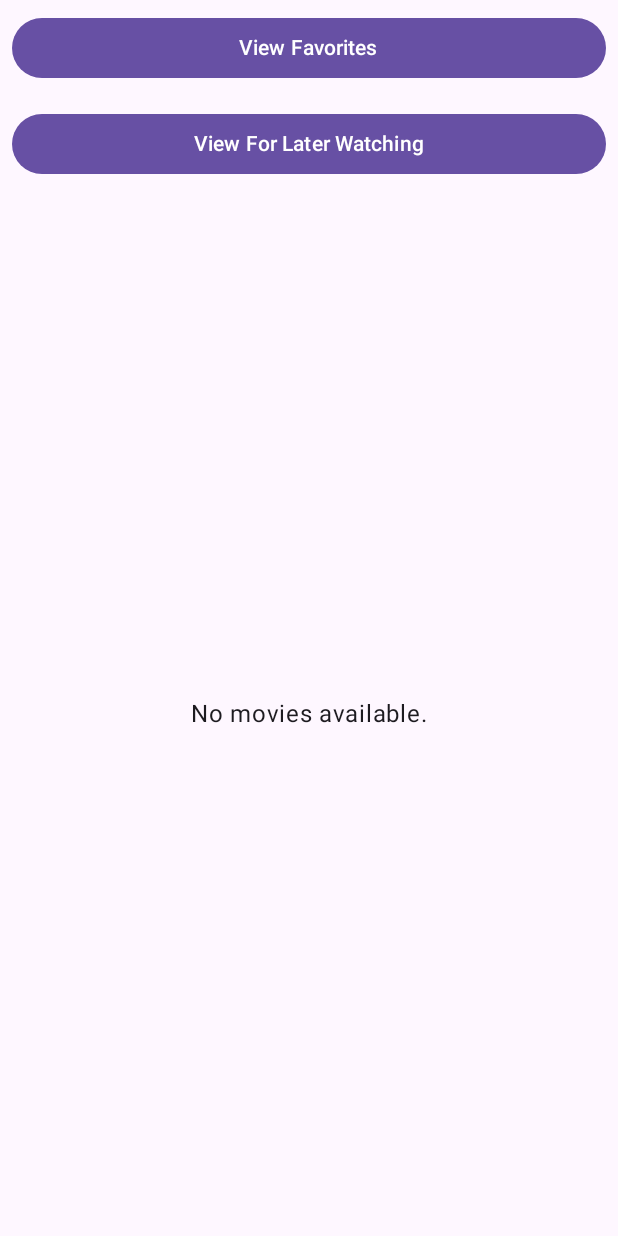
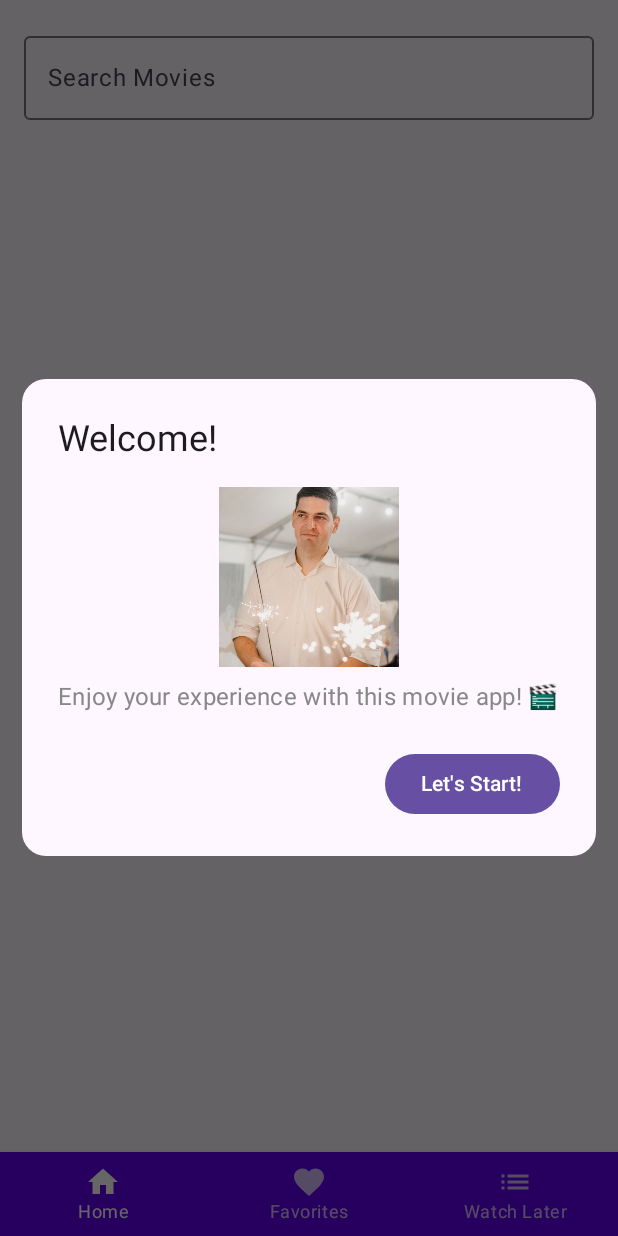
Before and after one commit to KostovRookie/KostovMovieApp, an Android app built with Jetpack Compose: the screen it shows after launch (MainActivity), on a phone screen of 412 x 824 dp. Run offline under Robolectric (Android 15) with nearby library versions, the phone set to English and light mode, and no system bars; our stand-ins replace Room's generated code.

Commit message:
Refactor: Enhance app features and UI
-   **Created:** `WelcomeScreen.kt` for welcome screen.
-   **Created:** `BouncingImage.kt` for bouncing animation.
-   **Created:** `BottomNavigationBar.kt` and `BottomNavItem.kt` for bottom navigation.
-   **Added:** `searchMovies` function to `MoviesViewModel.kt` to enable movie searching.
-   **Modified:** `MoviesScreen.kt` to add a search bar and `Favorites` and `For Later Watching` pages in `BottomNavigationBar`.
-   **Modified:** `MovieItem.kt` for UI improvements.
-   **Modified:** `NavHost.kt` to add `BottomNavItem` to the navigation bar.
-   **Modified:** `MainActivity.kt` to use `BottomNavigationBar` and `WelcomeScreen`.
-   **Modified:** `TMDbApiService.kt` to add function for movie search.
-   **Modified:** `gradle/libs.versions.toml` to add dependencies.
-   **Modified:** `app/build.gradle.kts` to update dependencies.
-   **Modified:** `MoviesViewModel.kt` to add search query functionality.
-   **Added:** `profile_picture.jpeg` to `drawable` folder.

```diff
--- /dev/null
+++ b/app/src/main/java/com/example/kostovapp/bottomnav/BottomNavItem.kt
@@ -0,0 +1,13 @@
+package com.example.kostovapp.bottomnav
+
+import androidx.compose.material.icons.Icons
+import androidx.compose.material.icons.filled.Favorite
+import androidx.compose.material.icons.filled.Home
+import androidx.compose.material.icons.filled.List
+import androidx.compose.ui.graphics.vector.ImageVector
+
+sealed class BottomNavItem(val route: String, val icon: ImageVector, val title: String) {
+    object Home : BottomNavItem("movies", Icons.Default.Home, "Home")
+    object Favorites : BottomNavItem("favorites", Icons.Default.Favorite, "Favorites")
+    object Database : BottomNavItem("forLaterWatching", Icons.Default.List, "Watch Later")
+}
--- /dev/null
+++ b/app/src/main/java/com/example/kostovapp/bottomnav/BottomNavigationBar.kt
@@ -0,0 +1,39 @@
+package com.example.kostovapp.bottomnav
+
+import androidx.compose.material.*
+import androidx.compose.runtime.Composable
+import androidx.compose.ui.graphics.Color
+import androidx.navigation.NavController
+import androidx.navigation.compose.currentBackStackEntryAsState
+
+@Composable
+fun BottomNavigationBar(navController: NavController) {
+    val items = listOf(
+        BottomNavItem.Home,
+        BottomNavItem.Favorites,
+        BottomNavItem.Database
+    )
+
+    BottomNavigation(
+        backgroundColor = MaterialTheme.colors.primary,
+        contentColor = Color.White
+    ) {
+        val navBackStackEntry = navController.currentBackStackEntryAsState()
+        val currentRoute = navBackStackEntry.value?.destination?.route
+
+        items.forEach { item ->
+            BottomNavigationItem(
+                icon = { Icon(item.icon, contentDescription = item.title) },
+                label = { Text(item.title) },
+                selected = currentRoute == item.route,
+                onClick = {
+                    navController.navigate(item.route) {
+                        popUpTo(navController.graph.startDestinationId) { saveState = true }
+                        launchSingleTop = true
+                        restoreState = true
+                    }
+                }
+            )
+        }
+    }
+}
--- a/app/src/main/java/com/example/kostovapp/mainactivity/MainActivity.kt
+++ b/app/src/main/java/com/example/kostovapp/mainactivity/MainActivity.kt
@@ -1,12 +1,20 @@
 package com.example.kostovapp.mainactivity
 
+import com.example.kostovapp.ui.screens.WelcomeScreen
 import android.os.Bundle
 import androidx.activity.ComponentActivity
 import androidx.activity.compose.setContent
+import androidx.compose.foundation.layout.Box
+import androidx.compose.foundation.layout.padding
 import androidx.compose.material3.MaterialTheme
+import androidx.compose.material3.Scaffold
 import androidx.compose.material3.Surface
 import androidx.compose.runtime.Composable
+import androidx.compose.runtime.mutableStateOf
+import androidx.compose.runtime.remember
+import androidx.compose.ui.Modifier
 import androidx.navigation.compose.rememberNavController
+import com.example.kostovapp.bottomnav.BottomNavigationBar
 import com.example.kostovapp.navigation.MoviesNavHost
 import com.example.kostovapp.viewmodel.MoviesViewModel
 import org.koin.androidx.compose.koinViewModel
@@ -28,6 +36,17 @@ class MainActivity : ComponentActivity() {
 fun MoviesAppNavigation() {
     val navController = rememberNavController()
     val viewModel: MoviesViewModel = koinViewModel()
+    val showDialog = remember { mutableStateOf(true) }
 
-    MoviesNavHost(navController = navController, viewModel = viewModel)
+    Scaffold(
+        bottomBar = { BottomNavigationBar(navController) }
+    ) { paddingValues ->
+        Box(modifier = Modifier.padding(paddingValues)) {
+            MoviesNavHost(navController = navController, viewModel = viewModel)
+        }
+    }
+
+    if (showDialog.value) {
+        WelcomeScreen(onDismiss = { showDialog.value = false })
+    }
 }
--- a/app/src/main/java/com/example/kostovapp/navigation/NavHost.kt
+++ b/app/src/main/java/com/example/kostovapp/navigation/NavHost.kt
@@ -5,6 +5,7 @@ import androidx.compose.runtime.collectAsState
 import androidx.navigation.NavHostController
 import androidx.navigation.compose.NavHost
 import androidx.navigation.compose.composable
+import com.example.kostovapp.bottomnav.BottomNavItem
 import com.example.kostovapp.model.Movie
 import com.example.kostovapp.ui.screens.FavoritesScreen
 import com.example.kostovapp.ui.screens.ForLaterWatchingScreen
@@ -14,14 +15,16 @@ import com.example.kostovapp.viewmodel.MoviesViewModel
 
 @Composable
 fun MoviesNavHost(navController: NavHostController, viewModel: MoviesViewModel) {
-    NavHost(navController, startDestination = "movies") {
-        composable("movies") { MoviesScreen(navController, viewModel) }
-        composable("favorites") { FavoritesScreen(navController, viewModel) }
-
-        composable("forLaterWatching") {
+    NavHost(navController, startDestination = BottomNavItem.Home.route) {
+        composable(BottomNavItem.Home.route) {
+            MoviesScreen(navController, viewModel)
+        }
+        composable(BottomNavItem.Favorites.route) {
+            FavoritesScreen(navController, viewModel)
+        }
+        composable(BottomNavItem.Database.route) {
             ForLaterWatchingScreen(navController, viewModel)
         }
-
         composable("details/{movieId}") { backStackEntry ->
             val movieId = backStackEntry.arguments?.getString("movieId")?.toIntOrNull()
 
--- /dev/null
+++ b/app/src/main/java/com/example/kostovapp/ui/animations/BouncingImage.kt
@@ -0,0 +1,36 @@
+package com.example.kostovapp.ui.animations
+
+import androidx.compose.animation.core.*
+import androidx.compose.foundation.Image
+import androidx.compose.foundation.layout.size
+import androidx.compose.runtime.*
+import androidx.compose.ui.Modifier
+import androidx.compose.ui.draw.scale
+import androidx.compose.ui.res.painterResource
+import androidx.compose.ui.unit.dp
+import kotlinx.coroutines.delay
+import com.example.kostovapp.R
+
+@Composable
+fun BouncingImage() {
+    var startAnimation by remember { mutableStateOf(false) }
+
+    LaunchedEffect(Unit) {
+        delay(500)
+        startAnimation = true
+    }
+
+    val scale by animateFloatAsState(
+        targetValue = if (startAnimation) 1f else 0f,
+        animationSpec = tween(600, easing = EaseOutBounce),
+        label = "Bouncing Scale"
+    )
+
+    Image(
+        painter = painterResource(id = R.drawable.profile_picture),
+        contentDescription = "Welcome Image",
+        modifier = Modifier
+            .size(120.dp)
+            .scale(scale)
+    )
+}
--- a/app/src/main/java/com/example/kostovapp/ui/screens/MoviesScreen.kt
+++ b/app/src/main/java/com/example/kostovapp/ui/screens/MoviesScreen.kt
@@ -7,14 +7,17 @@ import androidx.compose.foundation.layout.fillMaxWidth
 import androidx.compose.foundation.layout.padding
 import androidx.compose.foundation.lazy.LazyColumn
 import androidx.compose.foundation.lazy.items
-import androidx.compose.material3.Button
 import androidx.compose.material3.CircularProgressIndicator
+import androidx.compose.material3.OutlinedTextField
 import androidx.compose.material3.Text
 import androidx.compose.runtime.Composable
 import androidx.compose.runtime.collectAsState
 import androidx.compose.runtime.getValue
+import androidx.compose.runtime.mutableStateOf
+import androidx.compose.runtime.remember
 import androidx.compose.ui.Alignment
 import androidx.compose.ui.Modifier
+import androidx.compose.ui.text.input.TextFieldValue
 import androidx.compose.ui.unit.dp
 import androidx.navigation.NavHostController
 import com.example.kostovapp.ui.composables.MovieItem
@@ -33,23 +36,27 @@ fun MoviesScreen(
 
     val favorites by viewModel.favorites.collectAsState(emptySet())
 
+    var searchText = remember { mutableStateOf(TextFieldValue("")) }
+
+
     Column(modifier = Modifier.fillMaxSize()) {
-        Button(
-            onClick = { navController.navigate("favorites") },
+
+        OutlinedTextField(
+            value = searchText.value,
+            onValueChange = { newText ->
+                searchText.value = newText
+                if (newText.text.isNotBlank()) {
+                    viewModel.searchMovies(newText.text)
+                } else {
+                    viewModel.loadMovies()
+                }
+            },
+            label = { Text("Search Movies") },
             modifier = Modifier
                 .fillMaxWidth()
-                .padding(8.dp)
-        ) {
-            Text(text = "View Favorites")
-        }
-        Button(
-            onClick = { navController.navigate("forLaterWatching") },
-            modifier = Modifier
-                .fillMaxWidth()
-                .padding(8.dp)
-        ) {
-            Text("View For Later Watching")
-        }
+                .padding(16.dp),
+            singleLine = true
+        )
 
         Box(modifier = Modifier.fillMaxSize()) {
             if (isLoading) {
--- /dev/null
+++ b/app/src/main/java/com/example/kostovapp/ui/screens/WelcomeScreen.kt
@@ -0,0 +1,76 @@
+package com.example.kostovapp.ui.screens
+
+import androidx.compose.animation.AnimatedVisibility
+import androidx.compose.animation.core.tween
+import androidx.compose.animation.fadeIn
+import androidx.compose.animation.fadeOut
+import androidx.compose.animation.scaleIn
+import androidx.compose.animation.scaleOut
+import androidx.compose.foundation.layout.Arrangement
+import androidx.compose.foundation.layout.Column
+import androidx.compose.foundation.layout.Spacer
+import androidx.compose.foundation.layout.height
+import androidx.compose.foundation.shape.RoundedCornerShape
+import androidx.compose.material3.AlertDialog
+import androidx.compose.material3.Button
+import androidx.compose.material3.ButtonDefaults
+import androidx.compose.material3.MaterialTheme
+import androidx.compose.material3.Text
+import androidx.compose.runtime.Composable
+import androidx.compose.runtime.LaunchedEffect
+import androidx.compose.runtime.getValue
+import androidx.compose.runtime.mutableStateOf
+import androidx.compose.runtime.remember
+import androidx.compose.runtime.setValue
+import androidx.compose.ui.Alignment
+import androidx.compose.ui.Modifier
+import androidx.compose.ui.graphics.Color
+import androidx.compose.ui.unit.dp
+import androidx.compose.ui.unit.sp
+import com.example.kostovapp.ui.animations.BouncingImage
+import kotlinx.coroutines.delay
+
+@Composable
+fun WelcomeScreen(onDismiss: () -> Unit) {
+    var isVisible by remember { mutableStateOf(false) }
+
+    LaunchedEffect(Unit) {
+        delay(300)
+        isVisible = true
+    }
+
+    AnimatedVisibility(
+        visible = isVisible,
+        enter = fadeIn(animationSpec = tween(700)) + scaleIn(initialScale = 0.8f),
+        exit = fadeOut(animationSpec = tween(500)) + scaleOut()
+    ) {
+        AlertDialog(
+            onDismissRequest = { isVisible = false },
+            confirmButton = {
+                Button(
+                    onClick = { isVisible = false; onDismiss() },
+                    colors = ButtonDefaults.buttonColors(containerColor = MaterialTheme.colorScheme.primary)
+                ) {
+                    Text("Let's Start!")
+                }
+            },
+            title = { Text("Welcome!", fontSize = 24.sp) },
+            text = {
+                Column(
+                    horizontalAlignment = Alignment.CenterHorizontally,
+                    verticalArrangement = Arrangement.Center
+                ) {
+                    BouncingImage() // ✅ Bouncing image animation
+                    Spacer(modifier = Modifier.height(10.dp))
+                    Text(
+                        "Enjoy your experience with this movie app! 🎬",
+                        fontSize = 16.sp,
+                        color = Color.Gray
+                    )
+                }
+            },
+            shape = RoundedCornerShape(16.dp),
+            containerColor = MaterialTheme.colorScheme.background
+        )
+    }
+}
--- a/app/src/main/java/com/example/kostovapp/viewmodel/MoviesViewModel.kt
+++ b/app/src/main/java/com/example/kostovapp/viewmodel/MoviesViewModel.kt
@@ -10,6 +10,7 @@ import com.example.kostovapp.model.room.MovieEntity
 import kotlinx.coroutines.flow.MutableStateFlow
 import kotlinx.coroutines.flow.SharingStarted
 import kotlinx.coroutines.flow.StateFlow
+import kotlinx.coroutines.flow.asStateFlow
 import kotlinx.coroutines.flow.stateIn
 import kotlinx.coroutines.launch
 
@@ -22,6 +23,10 @@ class MoviesViewModel(
     private val _movies = MutableStateFlow<List<Movie>>(emptyList())
     val movies: StateFlow<List<Movie>> = _movies
 
+    private val _isLoading = MutableStateFlow(false)
+    val isLoading: StateFlow<Boolean> = _isLoading.asStateFlow()
+
+
     val favorites = dataStoreManager.favoriteMovies.stateIn(
         viewModelScope,
         SharingStarted.Lazily,
@@ -31,7 +36,11 @@ class MoviesViewModel(
     private val _savedMovies = MutableStateFlow<List<MovieEntity>>(emptyList())
     val savedMovies: StateFlow<List<MovieEntity>> = _savedMovies
 
-    val isLoading = MutableStateFlow(false)
+    //val isLoading = MutableStateFlow(false)
+
+    private val _searchQuery = MutableStateFlow("")
+    val searchQuery: StateFlow<String> = _searchQuery.asStateFlow()
+
 
     init {
         loadMovies()
@@ -43,6 +52,24 @@ class MoviesViewModel(
             movieDao.getAllMovies().collect { movies ->
                 _savedMovies.value =
                     movies
+            }
+        }
+    }
+
+    fun searchMovies(query: String) {
+        viewModelScope.launch {
+            _isLoading.value = true
+            _searchQuery.value = query
+            try {
+                val response = apiService.searchMovies(
+                    apiKey = "0dad83007bea60d99261a92e4eefda99",
+                    query = query
+                )
+                _movies.value = response.results
+            } catch (e: Exception) {
+                e.printStackTrace()
+            } finally {
+                _isLoading.value = false
             }
         }
     }
--- a/gradle/libs.versions.toml
+++ b/gradle/libs.versions.toml
@@ -25,6 +25,9 @@ room = "2.6.1"
 
 
 [libraries]
+
+androidx-compose-material = { module = "androidx.compose.material:material", version = "1.7.8" }
+
 androidx-core-ktx = { group = "androidx.core", name = "core-ktx", version.ref = "coreKtx" }
 androidx-datastore-preferences = { module = "androidx.datastore:datastore-preferences", version.ref = "datastorePreferences" }
 androidx-navigation-compose = { module = "androidx.navigation:navigation-compose", version.ref = "navigationCompose" }
```
Also changed, not shown: app/build.gradle.kts (+7 -3 lines), app/src/main/java/com/example/kostovapp/api/TMDbApiService.kt (+7 -0 lines), app/src/main/java/com/example/kostovapp/ui/composables/MovieItem.kt (+58 -18 lines), app/src/main/res/drawable/profile_picture.jpeg (added).
